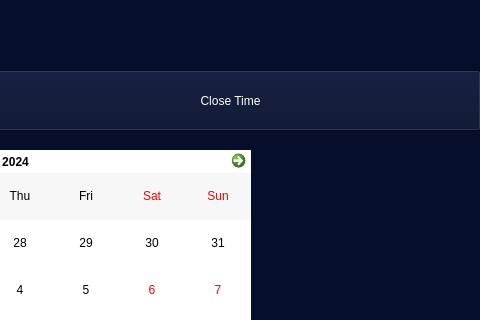
This is Qt/registertime.ui in KerollosRady/University-mangament-system as Qt 5 draws it before an edit; both pictures show x 520 to 1000 and y 0 to 320 of the 1000 by 590 pixel window. The edited form follows.
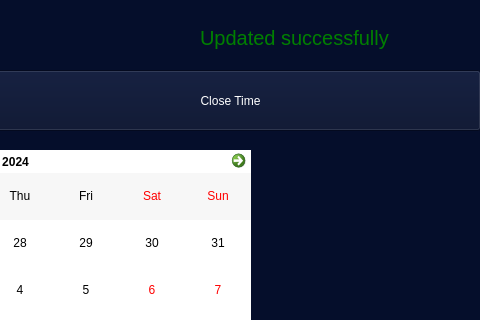
This is the edited form.

The edit to the form file:
```diff
--- a/Qt/registertime.ui
+++ b/Qt/registertime.ui
@@ -118,6 +118,22 @@
     <string>Save</string>
    </property>
   </widget>
+  <widget class="QLabel" name="updSem">
+   <property name="geometry">
+    <rect>
+     <x>720</x>
+     <y>17</y>
+     <width>191</width>
+     <height>41</height>
+    </rect>
+   </property>
+   <property name="styleSheet">
+    <string notr="true">background-color: transparent;color : green;font-size:20px;</string>
+   </property>
+   <property name="text">
+    <string>Updated successfully</string>
+   </property>
+  </widget>
  </widget>
  <resources/>
  <connections/>
```
